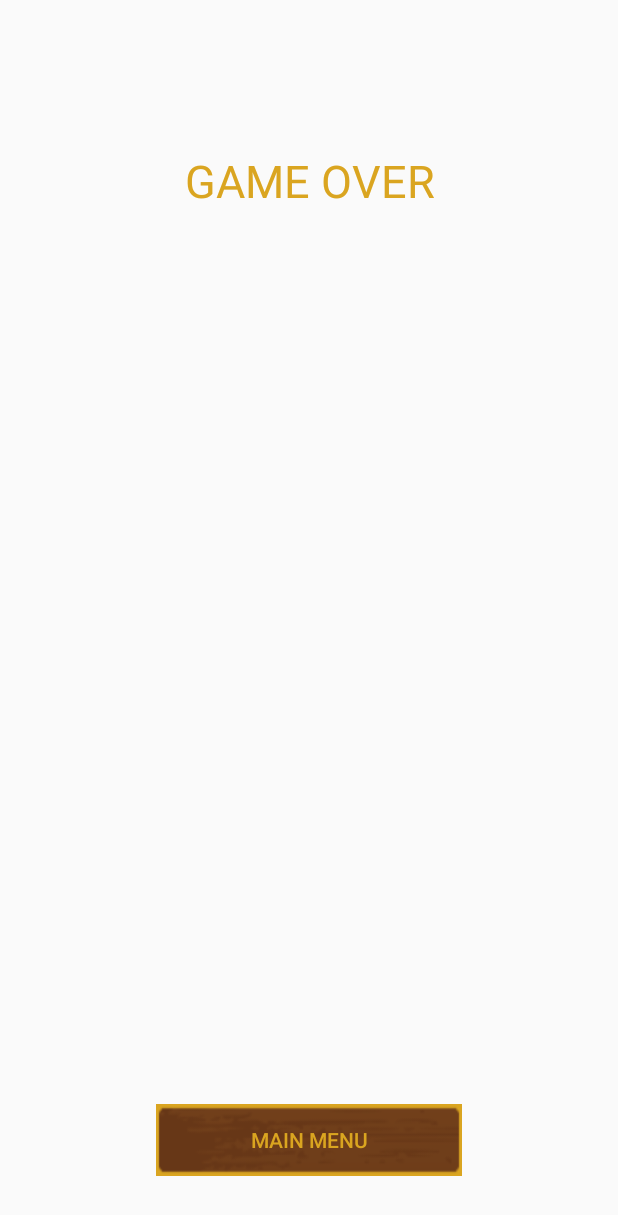
After one commit to OliverJ20/Escape-from-Castle-Dreadcliff, an Android app: the fragment GameOverFragment shown on its own in the app's theme, on a phone screen of 412 x 824 dp. The commit adds this screen. Shown: the top 1215 px of the screen. Run offline under Robolectric (Android 15) with nearby library versions, the phone set to English and light mode, and no system bars.

Commit message:
game over screen

```diff
--- /dev/null
+++ b/EscapeFromCastleDreadCliff/app/src/main/java/com/example/deadmountain/escapefromcastledreadcliff/GameOverFragment.java
@@ -0,0 +1,27 @@
+package com.example.deadmountain.escapefromcastledreadcliff;
+
+import android.support.v4.app.Fragment;
+import android.os.Bundle;
+import android.view.LayoutInflater;
+import android.view.View;
+import android.view.ViewGroup;
+
+/**
+ * Created by Jai on 20/04/2017.
+ */
+
+public class GameOverFragment extends Fragment {
+
+    public GameOverFragment() {
+
+    }
+
+    @Override
+    public View onCreateView(LayoutInflater inflater, ViewGroup container,
+                             Bundle savedInstanceState) {
+
+        View view = inflater.inflate(R.layout.fragment_game_over, container, false);
+        return view;
+
+    }
+}
--- a/EscapeFromCastleDreadCliff/app/src/main/java/com/example/deadmountain/escapefromcastledreadcliff/MainActivity.java
+++ b/EscapeFromCastleDreadCliff/app/src/main/java/com/example/deadmountain/escapefromcastledreadcliff/MainActivity.java
@@ -51,6 +51,7 @@ public class MainActivity extends AppCompatActivity {
     private InspectOptionFragment inspectOptionFragment;
     private InspectionFragment inspectionFragment;
     private MainMenuFragment mainMenuFragment;
+    private GameOverFragment gameOverFragment;
     private int selectedOption = 0;
     private String selectedString = "0";
     private String PlayerClass = "";
@@ -72,6 +73,7 @@ public class MainActivity extends AppCompatActivity {
         super.onCreate(savedInstanceState);
         setContentView(R.layout.fragment_main_menu);
         selectClassFragment = new SelectClassFragment();
+        gameOverFragment = new GameOverFragment();
         StoryFragment = new StoryFragment();
         inputFragment = new InputFragment();
         inputNavFragment = new InputNavFragment();
@@ -117,6 +119,14 @@ public class MainActivity extends AppCompatActivity {
         getSupportFragmentManager()
                 .beginTransaction()
                 .replace(R.id.fragment_container, selectClassFragment)
+                .commit();
+    }
+    public void mainMenuHandler(View view) {
+        inSelectScreen = 1;
+        view.setVisibility(View.INVISIBLE);
+        getSupportFragmentManager()
+                .beginTransaction()
+                .replace(R.id.fragment_container, gameOverFragment)
                 .commit();
     }
     public void loadScreenHandler(View view) {
--- /dev/null
+++ b/EscapeFromCastleDreadCliff/app/src/main/res/layout/fragment_game_over.xml
@@ -0,0 +1,35 @@
+<?xml version="1.0" encoding="utf-8"?>
+<LinearLayout xmlns:android="http://schemas.android.com/apk/res/android"
+    xmlns:tools="http://schemas.android.com/tools"
+    android:orientation="vertical" android:layout_width="match_parent"
+    android:layout_height="match_parent"
+    android:weightSum="1">
+
+    <RelativeLayout
+        android:layout_width="match_parent"
+        android:layout_height="match_parent">
+
+        <TextView
+            android:text="GAME OVER"
+            android:layout_width="match_parent"
+            android:layout_height="wrap_content"
+            android:id="@+id/textView"
+            android:textSize="30sp"
+            android:textAlignment="center"
+            android:layout_marginTop="150px"
+            android:textColor="#DAA520" />
+
+        <Button
+            android:text="Main Menu"
+            android:layout_width="wrap_content"
+            android:layout_height="wrap_content"
+            android:textColor="#DAA520"
+            android:id="@+id/mainMenu"
+            android:onClick="mainMenuHandler"
+            android:background="@drawable/sign"
+            android:layout_marginBottom="40dp"
+            android:layout_alignParentBottom="true"
+            android:layout_centerHorizontal="true" />
+    </RelativeLayout>
+
+</LinearLayout>
```
